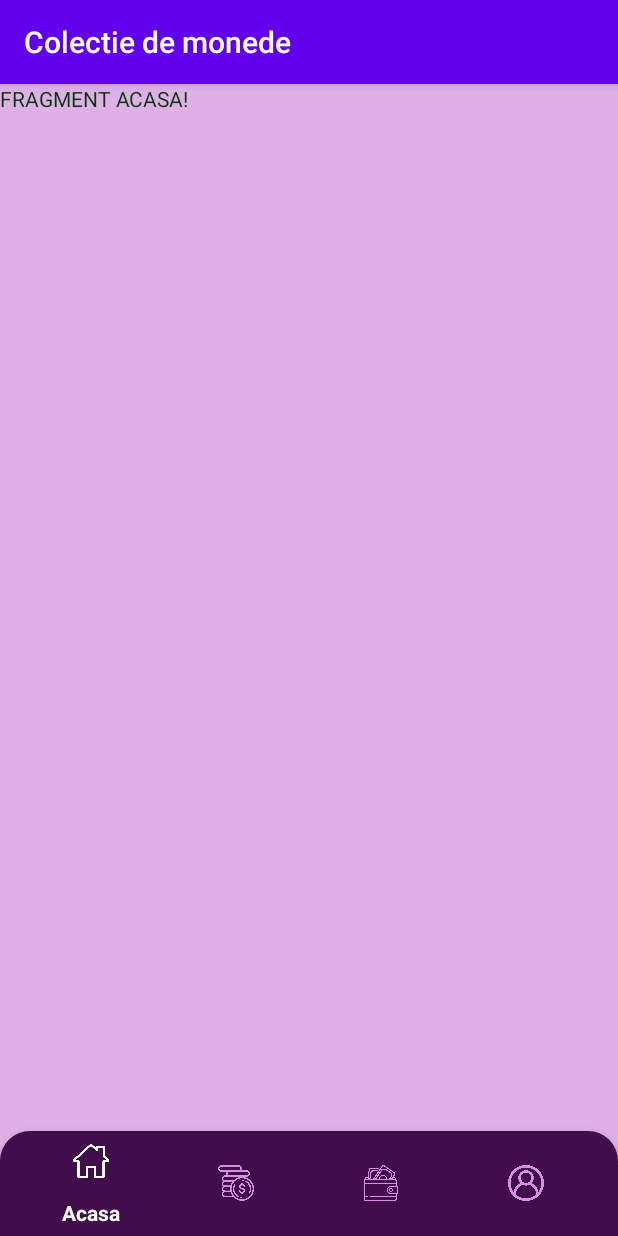
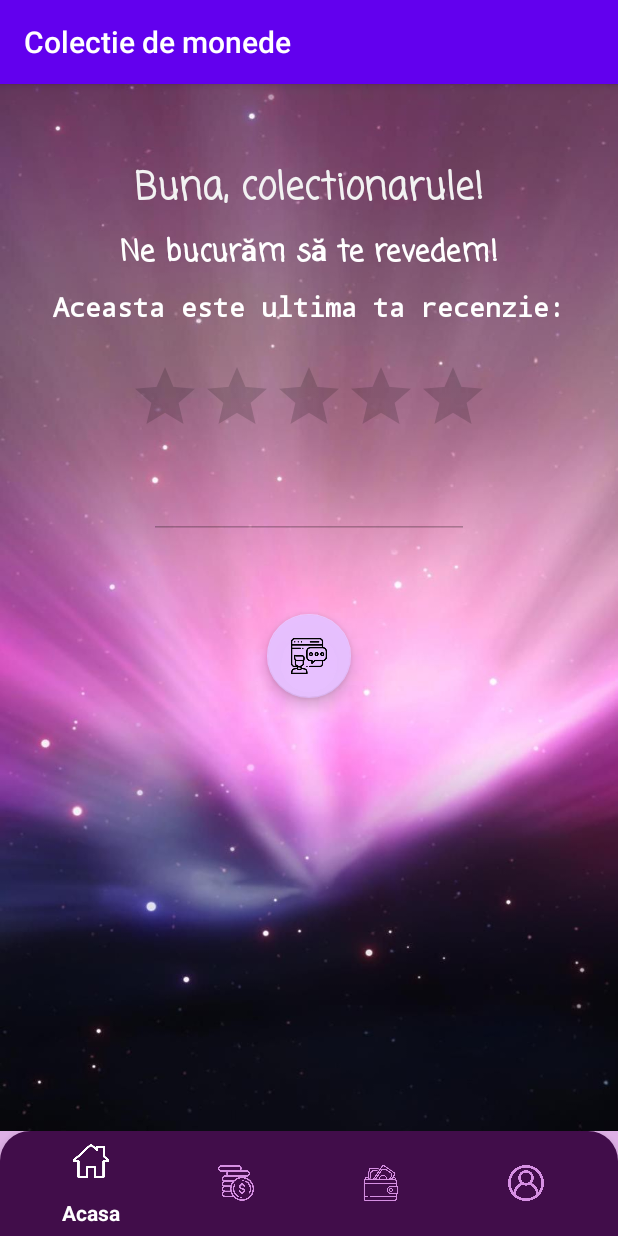
Before and after one commit to Diana2808/Project_Android, an Android app: the screen it shows after launch (MainActivity), on a phone screen of 412 x 824 dp. Run offline under Robolectric (Android 15) with nearby library versions, the phone set to English and light mode, and no system bars.

Commit message:
Fragment Acasa - partea vizuala

```diff
--- a/app/src/main/java/com/example/project/AdaugInColectieActivity.java
+++ b/app/src/main/java/com/example/project/AdaugInColectieActivity.java
@@ -101,7 +101,7 @@ public class AdaugInColectieActivity extends AppCompatActivity {
                     .show();
             return false;
         }
-        if(etAn.getText() == null || Integer.parseInt(etAn.getText().toString().trim())==4
+        if(etAn.getText() == null || Integer.parseInt(etAn.getText().toString().trim())!=4
         ) {
             Toast.makeText(getApplicationContext(),
                    "Anul trebuie sa contina 4 cifre completate!",
--- a/app/src/main/java/com/example/project/fragmente/ColectieFragment.java
+++ b/app/src/main/java/com/example/project/fragmente/ColectieFragment.java
@@ -23,7 +23,6 @@ import java.util.List;
 
 
 public class ColectieFragment extends Fragment {
-
 
  private Button btnAdauga;
  private ListView lvColectie;
--- a/app/src/main/res/layout/fragment_acasa.xml
+++ b/app/src/main/res/layout/fragment_acasa.xml
@@ -1,15 +1,92 @@
 <?xml version="1.0" encoding="utf-8"?>
-<FrameLayout xmlns:android="http://schemas.android.com/apk/res/android"
+<androidx.constraintlayout.widget.ConstraintLayout xmlns:android="http://schemas.android.com/apk/res/android"
+    xmlns:app="http://schemas.android.com/apk/res-auto"
     xmlns:tools="http://schemas.android.com/tools"
     android:layout_width="match_parent"
     android:layout_height="match_parent"
+    android:background="@drawable/home_background"
     tools:context=".fragmente.AcasaFragment">
 
-    <!-- TODO: Update blank fragment layout -->
     <TextView
-        android:layout_width="match_parent"
-        android:layout_height="match_parent"
-        android:text="FRAGMENT ACASA!"
-        android:textColor="#08350A"/>
+        android:id="@+id/tv1_acasa"
+        android:layout_width="wrap_content"
+        android:layout_height="wrap_content"
+        android:layout_marginTop="50dp"
+        android:text="Buna, colectionarule!"
+        android:textColor="#F2F2F2"
+        android:textSize="25sp"
+        android:textStyle="bold"
+        android:fontFamily="casual"
+        app:layout_constraintEnd_toEndOf="parent"
+        app:layout_constraintStart_toStartOf="parent"
+        app:layout_constraintTop_toTopOf="parent" />
 
-</FrameLayout>
+    <TextView
+        android:id="@+id/tv2_acasa"
+        android:layout_width="wrap_content"
+        android:layout_height="wrap_content"
+        android:layout_marginTop="8dp"
+        android:text="@string/tv2_acasa"
+        android:textColor="#FFFFFF"
+        android:textSize="20sp"
+        android:textStyle="bold"
+        android:fontFamily="casual"
+        app:layout_constraintEnd_toEndOf="parent"
+        app:layout_constraintStart_toStartOf="parent"
+        app:layout_constraintTop_toBottomOf="@id/tv1_acasa" />
+
+    <TextView
+        android:id="@+id/tv3_acasa"
+        android:layout_width="wrap_content"
+        android:layout_height="wrap_content"
+        android:layout_marginTop="8dp"
+        android:layout_marginLeft="8dp"
+        android:layout_marginRight="8dp"
+        android:text="@string/tv3_acasa"
+        android:textColor="#FFFFFF"
+        android:textSize="18sp"
+        android:textStyle="bold"
+        android:fontFamily="monospace"
+        app:layout_constraintEnd_toEndOf="parent"
+        app:layout_constraintStart_toStartOf="parent"
+        app:layout_constraintTop_toBottomOf="@id/tv2_acasa" />
+
+    <RatingBar
+        android:id="@+id/ratingBar"
+        android:layout_width="wrap_content"
+        android:layout_height="wrap_content"
+        android:layout_marginTop="24dp"
+        android:isIndicator="true"
+        app:layout_constraintEnd_toEndOf="parent"
+        app:layout_constraintStart_toStartOf="parent"
+        app:layout_constraintTop_toBottomOf="@+id/tv3_acasa" />
+
+    <EditText
+        android:id="@+id/editTextParere"
+        android:layout_width="wrap_content"
+        android:layout_height="wrap_content"
+        android:layout_marginTop="16dp"
+        android:clickable="false"
+        android:ems="10"
+        android:enabled="false"
+        android:gravity="start|top"
+        android:inputType="none"
+        app:layout_constraintEnd_toEndOf="parent"
+        app:layout_constraintStart_toStartOf="parent"
+        app:layout_constraintTop_toBottomOf="@+id/ratingBar" />
+
+    <com.google.android.material.floatingactionbutton.FloatingActionButton
+        android:id="@+id/fab_parere"
+        android:layout_width="wrap_content"
+        android:layout_height="wrap_content"
+        android:layout_marginTop="50dp"
+        android:clickable="true"
+        android:focusable="true"
+        android:src="@drawable/review_customer"
+        app:backgroundTint="#F7E7C0FF"
+        android:contentDescription="@string/fab_icon_content_description"
+        app:layout_constraintEnd_toEndOf="parent"
+        app:layout_constraintStart_toStartOf="parent"
+        app:layout_constraintTop_toBottomOf="@+id/editTextParere" />
+
+</androidx.constraintlayout.widget.ConstraintLayout>
--- a/app/src/main/res/values/strings.xml
+++ b/app/src/main/res/values/strings.xml
@@ -12,4 +12,7 @@
     <string name="tv_row_diametru">Diametru</string>
     <string name="tv_row_culoare">Culoare</string>
     <string name="tv_row_material">Material</string>
+    <string name="tv2_acasa">Ne bucurăm să te revedem!</string>
+    <string name="tv3_acasa">Aceasta este ultima ta recenzie:</string>
+    <string name="fab_icon_content_description">review</string>
 </resources>
```
Also changed, not shown: app/src/main/res/drawable-v24/home_background.jpg (added), app/src/main/res/drawable-v24/review_customer.png (added).
